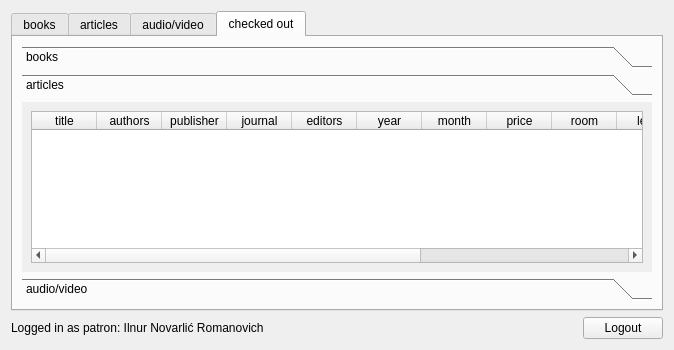
Before: the Qt Designer form patron.ui in Louie-ru/LMS-INNO, drawn with Qt 5.
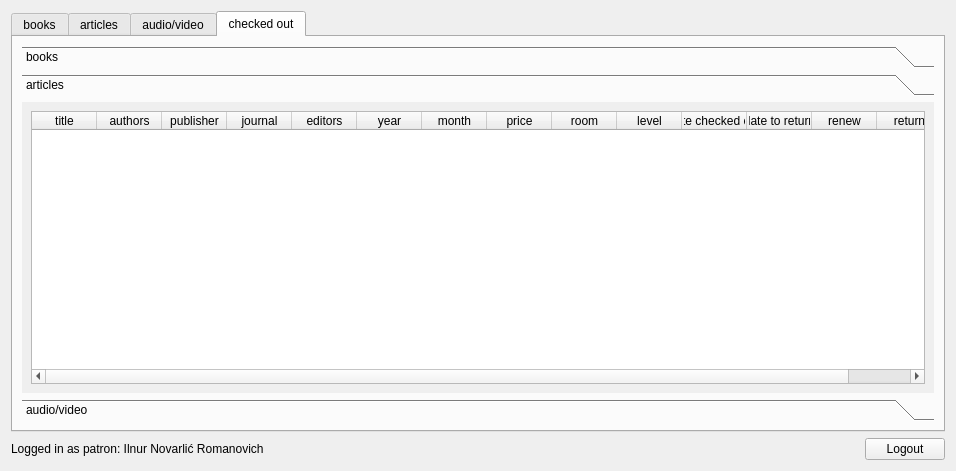
After: the same form once the commit is applied. The open tabs and pages were chosen to show the change.

Commit message: patron.cpp all document functions adapted

Diff of the .ui file:
```diff
--- a/patron.ui
+++ b/patron.ui
@@ -6,8 +6,8 @@
    <rect>
     <x>0</x>
     <y>0</y>
-    <width>674</width>
-    <height>350</height>
+    <width>956</width>
+    <height>471</height>
    </rect>
   </property>
   <property name="windowTitle">
@@ -991,8 +991,8 @@
            <rect>
             <x>0</x>
             <y>0</y>
-            <width>89</width>
-            <height>89</height>
+            <width>914</width>
+            <height>297</height>
            </rect>
           </property>
           <attribute name="label">
```
Left out of the diff: 6 changed lines with no effect on the pictures. The commit also changes 1 other file.
